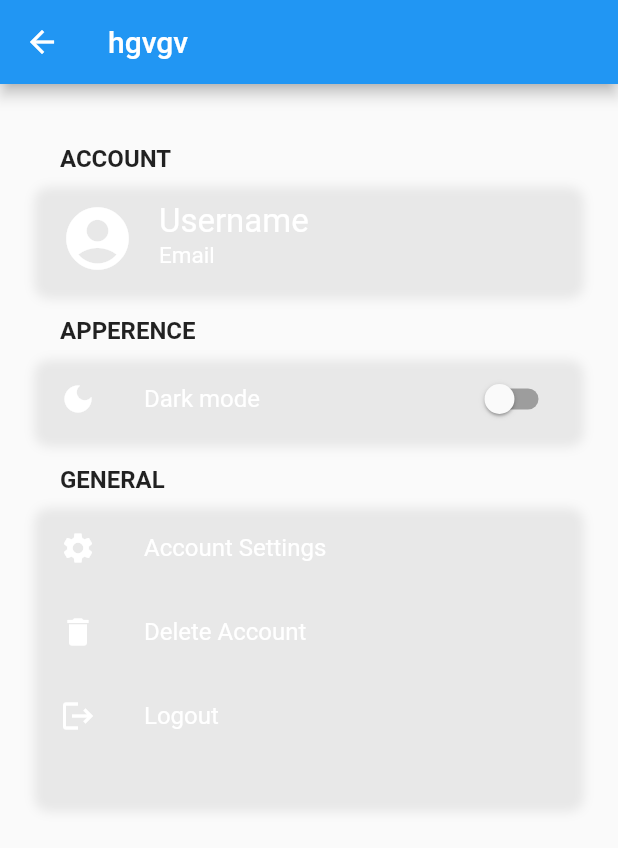
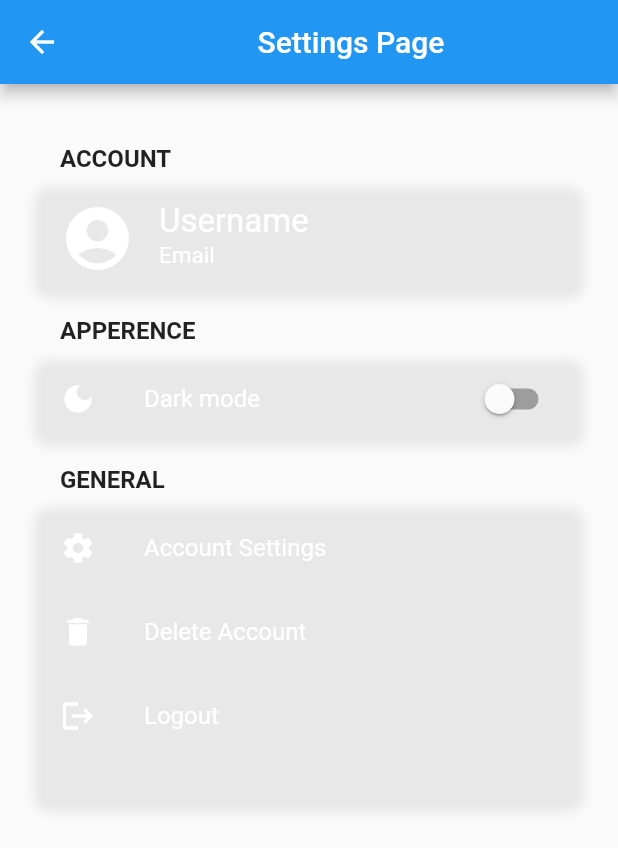
Before and after one commit to khouloudHachicha/Flutter_Front-end, a Flutter app: the SettingsView screen opened by its route, after a tap on "Dark mode", on a phone screen of 412 x 824 dp. Shown: the top 848 px of the screen. Run offline on Flutter 3.47's test engine with Material 2 defaults, Android fonts, the phone set to English and light mode, and no system bars; our stand-ins replace curved_navigation_bar, dio, email_validator, flutter_spinkit, get, get_storage and 2 more; missing offline and left inert: colours; accounts and stored records are empty.

Commit message:
update settings/app icon

```diff
--- a/lib/app/modules/Settings/controllers/settings_controller.dart
+++ b/lib/app/modules/Settings/controllers/settings_controller.dart
@@ -1,14 +1,31 @@
 import 'package:flutter/material.dart';
 import 'package:get/get.dart';
 import 'package:get_storage/get_storage.dart';
+import 'package:shared_preferences/shared_preferences.dart';
 
 class SettingsController extends GetxController {
-  final box = GetStorage();
-  bool get isDark => box.read('darkmode') ?? false;
+  RxBool isLightTheme = false.obs;
+
+  Future<SharedPreferences> prefs = SharedPreferences.getInstance();
+
+  saveThemeStatus() async {
+    SharedPreferences pref = await prefs;
+    pref.setBool('theme', isLightTheme.value);
+  }
+
+  getThemeStatus() async {
+    var isLight = prefs.then((SharedPreferences prefs) {
+      return prefs.getBool('theme') != null ? prefs.getBool('theme') : true;
+    }).obs;
+    isLightTheme.value = (await isLight.value)!;
+    Get.changeThemeMode(isLightTheme.value ? ThemeMode.light : ThemeMode.dark);
+  }
+
 
   @override
   void onInit() {
     super.onInit();
+    getThemeStatus();
   }
 
   @override
@@ -21,6 +38,5 @@ class SettingsController extends GetxController {
     super.onClose();
   }
 
-  ThemeData get theme => isDark ? ThemeData.dark() : ThemeData.light();
-  void changeTheme(bool val) => box.write('darkmode', val);
+
 }
--- a/lib/app/modules/Settings/views/settings_view.dart
+++ b/lib/app/modules/Settings/views/settings_view.dart
@@ -10,7 +10,6 @@ import '../../profile/views/profile_view.dart';
 import '../../widgets/setting_group.dart';
 import '../controllers/settings_controller.dart';
 
-
 class SettingsView extends GetView<SettingsController> {
   const SettingsView({super.key});
 
@@ -18,62 +17,91 @@ class SettingsView extends GetView<SettingsController> {
   Widget build(BuildContext context) {
     final controller = Get.put(SettingsController());
     return Scaffold(
-        appBar: AppBar(title: Text('hgvgv')),
+      appBar: AppBar(title: Center(child: Text('Settings Page'))),
       body: SafeArea(
         child: ListView(
+          physics: const BouncingScrollPhysics(parent: AlwaysScrollableScrollPhysics()),
           padding: const EdgeInsets.all(24),
           children: [
-              const SettingsGroup(
-                  title: "ACCOUNT",
-                  children: [
+            const SettingsGroup(title: "ACCOUNT", children: [
               ListTile(
-                      title: Text("Username",
-                        style: TextStyle(color: Colors.white, fontSize: 22),),
-                      subtitle: Text('Email',
-                        style: TextStyle(color: Colors.white, fontSize: 15),),
-                      leading: Icon(
-                          Icons.account_circle, color: Colors.white, size: 50),
+                title: Text(
+                  "Username",
+                  style: TextStyle(color: Colors.white, fontSize: 22),
                 ),
-                  ]
+                subtitle: Text(
+                  'Email',
+                  style: TextStyle(color: Colors.white, fontSize: 15),
                 ),
-              SettingsGroup(
-                  title: "APPERENCE",
-                  children: [
-                    SwitchListTile(
+                leading: Icon(Icons.account_circle, color: Colors.white, size: 50),
+              ),
+            ]),
+            SettingsGroup(title: "APPERENCE", children: [
+              Obx(() {
+                return SwitchListTile(
                   title: const Text(
-                        "Dark mode", style: TextStyle(color: Colors.white),),
-                      secondary: const Icon(Icons.dark_mode, color: Colors.white,),
-                      onChanged:
-                      controller.changeTheme,
-                      value: controller.isDark,
-                    )
-                  ]
+                    "Dark mode",
+                    style: TextStyle(color: Colors.white),
                   ),
+                  secondary: const Icon(
+                    Icons.dark_mode,
+                    color: Colors.white,
+                  ),
+                  value: controller.isLightTheme.value,
+                  onChanged: (val) {
+                    controller.isLightTheme.value = val;
+                    Get.changeTheme(!val ? ThemeData.light() : ThemeData.dark());
+
+                    Get.changeThemeMode(
+                      controller.isLightTheme.value ? ThemeMode.light : ThemeMode.dark,
+                    );
+                    controller.saveThemeStatus();
+                  },
+                );
+              })
+            ]),
             SettingsGroup(
               title: "GENERAL",
               children: [
                 ListTile(
-                    title: const Text("Account Settings",
-                      style: TextStyle(color: Colors.white),),
-                    leading: const Icon(Icons.settings, color: Colors.white,),
-                    onTap: (){
+                  title: const Text(
+                    "Account Settings",
+                    style: TextStyle(color: Colors.white),
+                  ),
+                  leading: const Icon(
+                    Icons.settings,
+                    color: Colors.white,
+                  ),
+                  onTap: () {
                     Get.off(() => const ProfileView(), binding: ProfileBinding());
                   },
                 ),
                 const ListTile(
                   title: Text(
-                      "Delete Account", style: TextStyle(color: Colors.white),),
-                    leading: Icon(Icons.delete, color: Colors.white,),
+                    "Delete Account",
+                    style: TextStyle(color: Colors.white),
+                  ),
+                  leading: Icon(
+                    Icons.delete,
+                    color: Colors.white,
+                  ),
                 ),
                 ListTile(
                   title: const Text(
-                      "Logout", style: TextStyle(color: Colors.white),),
-                    leading: const Icon(Icons.logout, color: Colors.white,),
+                    "Logout",
+                    style: TextStyle(color: Colors.white),
+                  ),
+                  leading: const Icon(
+                    Icons.logout,
+                    color: Colors.white,
+                  ),
                   onTap: () {
                     Get.off(() => LoginView(), binding: LoginBinding());
                   },
                 ),
-                  const SizedBox(height: 32,),
+                const SizedBox(
+                  height: 32,
+                ),
               ],
             )
           ],
@@ -81,5 +109,4 @@ class SettingsView extends GetView<SettingsController> {
       ),
     );
   }
-
 }
```
Also changed, not shown: lib/app/modules/Facture_list/views/facture_list_view.dart (+1 -8 lines), lib/main.dart (+17 -2 lines), pubspec.yaml (+7 -0 lines), assets/icons/application.png (added), pubspec.lock, 28 other files. Lines whose indentation alone changed are shown as unchanged.
